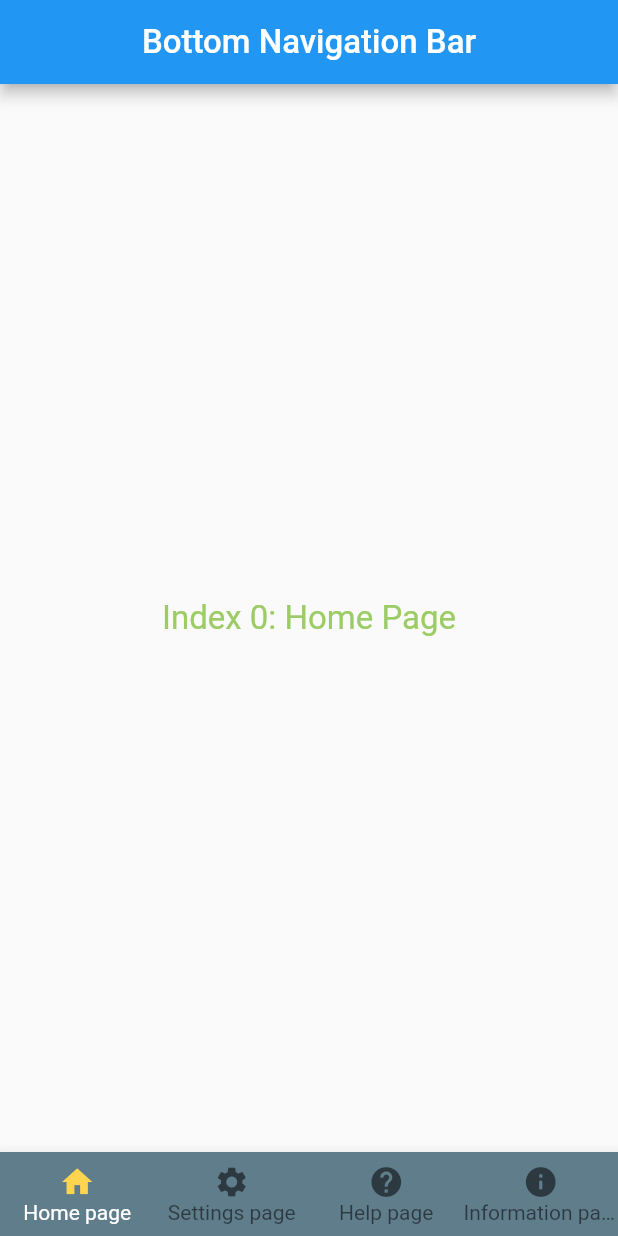
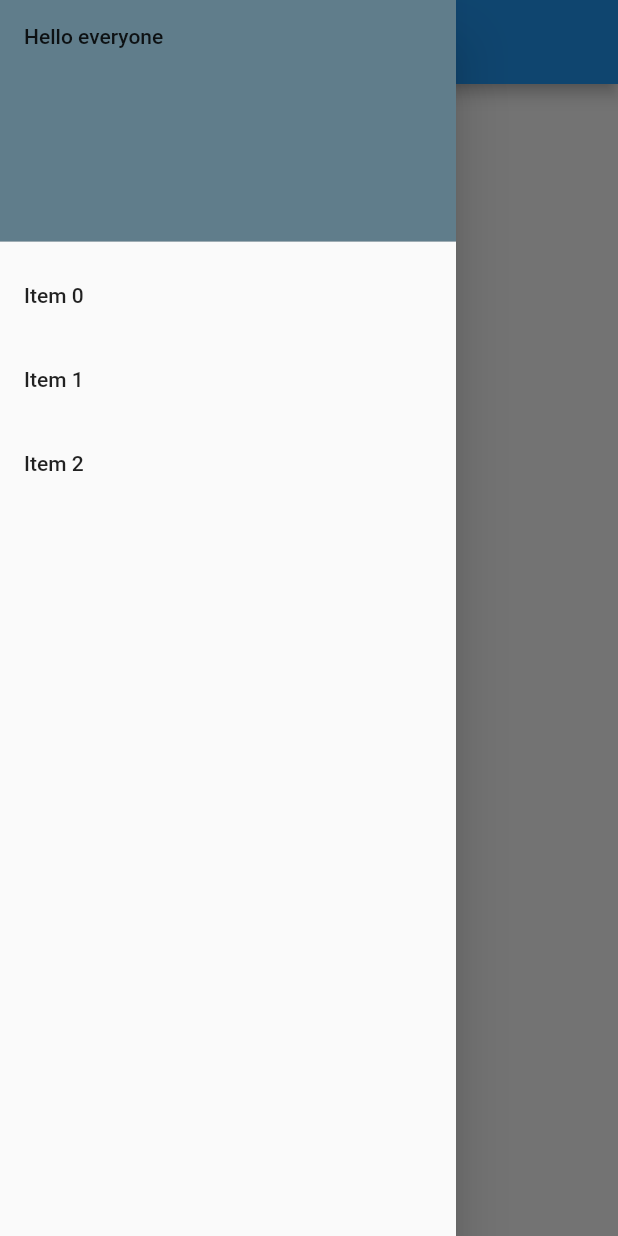
Before and after one commit to AlessandroADG/project_examples, a Flutter app: the screen it shows after launch, with the side drawer open (before the commit the screen has no drawer), on a phone screen of 412 x 824 dp. Run offline on Flutter 3.47's test engine with Material 2 defaults, Android fonts, the phone set to English and light mode, and no system bars.

Commit message:
add the implementation of the sidebar menu

```diff
--- a/lib/main.dart
+++ b/lib/main.dart
@@ -1,7 +1,7 @@
 import 'package:flutter/material.dart';
 
-import 'bottom_navigation_bar_flow/pages/home_page.dart';
+import 'sidebar_menu/pages/sidebar_menu_pages.dart';
 
 void main() {
-  runApp(const MaterialApp(debugShowCheckedModeBanner: false, home: HomePage()));
+  runApp(const MaterialApp(debugShowCheckedModeBanner: false, home: SideBarMenuPage()));
 }
--- /dev/null
+++ b/lib/sidebar_menu/pages/sidebar_menu_pages.dart
@@ -0,0 +1,39 @@
+import 'package:flutter/material.dart';
+
+const List<String> title = ['1', '2', '3', '4', '5'];
+
+class SideBarMenuPage extends StatelessWidget {
+  const SideBarMenuPage({Key? key}) : super(key: key);
+
+  @override
+  Widget build(BuildContext context) {
+    return Scaffold(
+      appBar: AppBar(
+        title: const Text('Example of SideBar'),
+        centerTitle: true,
+      ),
+      body: const Center(child: Text('Welcome')),
+      drawer: Drawer(
+        child: ListView(
+          padding: EdgeInsets.zero,
+          children: [
+            const DrawerHeader(
+                decoration: BoxDecoration(color: Colors.blueGrey), child: Text('Hello everyone')),
+            ListTile(
+              title: const Text('Item 0'),
+              onTap: () {},
+            ),
+            ListTile(
+              title: const Text('Item 1'),
+              onTap: () {},
+            ),
+            ListTile(
+              title: const Text('Item 2'),
+              onTap: () {},
+            ),
+          ],
+        ),
+      ),
+    );
+  }
+}
```
